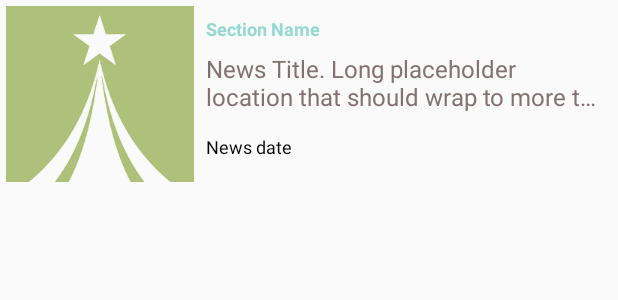
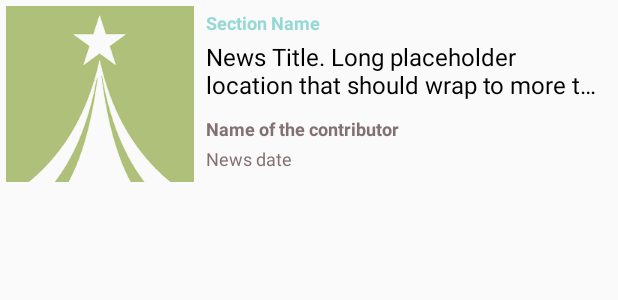
Before and after one commit to Yosolita1978/RankedFeedApp, an Android app: the layout list_items.xml on its own in the app's theme, with its tools: preview values and no code run, on a phone screen of 412 x 824 dp. Shown: the top 300 px of the screen. Run offline under Robolectric (Android 15) with nearby library versions, the phone set to English and light mode, and no system bars.

Commit message:
Grabbing the author name as required. The list shows now 4 items.

```diff
--- a/app/src/main/java/co/yosola/ranked/ArticleAdapter.java
+++ b/app/src/main/java/co/yosola/ranked/ArticleAdapter.java
@@ -33,7 +33,7 @@ public class ArticleAdapter extends ArrayAdapter<Article> {
     public View getView(int position, @Nullable View convertView, @NonNull ViewGroup parent) {
 
         View listItemView = convertView;
-        if (listItemView == null) {
+        if (convertView == null) {
             listItemView = LayoutInflater.from(getContext()).inflate(R.layout.list_items, parent, false);
         }
 
@@ -44,6 +44,9 @@ public class ArticleAdapter extends ArrayAdapter<Article> {
         //Grabbing the section of the Article because I'll use that info for the image
         String articleSection = currentArticle.getSection();
         sectionTextView.setText(articleSection);
+
+        TextView authorTextView = listItemView.findViewById(R.id.contributor_name);
+        authorTextView.setText(currentArticle.getAuthorName());
 
         TextView titleTextView = listItemView.findViewById(R.id.news_title);
         titleTextView.setText(currentArticle.getTitle());
--- a/app/src/main/java/co/yosola/ranked/MainActivity.java
+++ b/app/src/main/java/co/yosola/ranked/MainActivity.java
@@ -23,7 +23,7 @@ public class MainActivity extends AppCompatActivity implements LoaderManager.Loa
     private static final String apiKey = BuildConfig.ApiKey;
 
     // The static url of my HTTP request to The Guardian
-    private static final String URL_REQUEST = "https://content.guardianapis.com/culture/series/ranked?&show-fields=thumbnail&page-size=20&api-key=" + apiKey;
+    private static final String URL_REQUEST = "https://content.guardianapis.com/culture/series/ranked?&show-fields=thumbnail&show-tags=contributor&page-size=20&api-key=" + apiKey;
 
     // The id of the Loader
     private static final int ARTICLE_LOADER_ID = 1;
--- a/app/src/main/res/layout/list_items.xml
+++ b/app/src/main/res/layout/list_items.xml
@@ -17,7 +17,7 @@
         android:layout_width="match_parent"
         android:layout_height="@dimen/list_layout"
         android:orientation="vertical"
-        android:weightSum="3">
+        android:weightSum="4">
 
         <TextView
             android:id="@+id/section_name"
@@ -47,9 +47,25 @@
             android:paddingRight="@dimen/dimen_8dp"
             android:paddingStart="@dimen/dimen_8dp"
             android:textAppearance="?android:textAppearanceMedium"
-            android:textColor="@color/colorAccentLight"
+            android:textColor="@color/textOnPrimary"
             android:textSize="@dimen/font_medium"
             tools:text="@string/news_title" />
+
+        <TextView
+            android:id="@+id/contributor_name"
+            android:layout_width="wrap_content"
+            android:layout_height="wrap_content"
+            android:layout_weight="1"
+            android:gravity="center_vertical"
+            android:paddingEnd="@dimen/dimen_8dp"
+            android:paddingLeft="@dimen/dimen_8dp"
+            android:paddingRight="@dimen/dimen_8dp"
+            android:paddingStart="@dimen/dimen_8dp"
+            android:textAppearance="?android:textAppearanceSmall"
+            android:textColor="@color/colorAccentLight"
+            android:textSize="@dimen/font_small"
+            android:textStyle="bold"
+            tools:text="@string/news_contributor" />
 
         <TextView
             android:id="@+id/news_date"
@@ -61,7 +77,7 @@
             android:paddingRight="@dimen/dimen_8dp"
             android:paddingStart="@dimen/dimen_8dp"
             android:textAppearance="?android:textAppearanceSmall"
-            android:textColor="@color/textOnPrimary"
+            android:textColor="@color/colorAccentLight"
             android:textSize="@dimen/font_small"
             tools:text="@string/news_date" />
 
--- a/app/src/main/res/values/strings.xml
+++ b/app/src/main/res/values/strings.xml
@@ -4,6 +4,7 @@
     <string name="section_name">Section Name</string>
     <string name="news_title">News Title. Long placeholder location that should wrap to more than 2 lines of text</string>
     <string name="news_date">News date</string>
+    <string name="news_contributor">Name of the contributor</string>
 
     <!--Strings for the API to check if the section of the Ranked Article-->
     <string name="film">Film</string>
@@ -11,9 +12,9 @@
     <string name="culture">Culture</string>
 
     <!-- Error message when there is no internet connectivity [CHAR LIMIT=NONE] -->
-    <string name="no_internet_connection">No internet connection.</string>
+    <string name="no_internet_connection">No internet connection found. Please check your WI-FI connection and try it again. </string>
 
     <!-- Error message when there is no ranked articles [CHAR LIMIT=NONE] -->
-    <string name="no_articles">No articles found.</string>
+    <string name="no_articles">Ranked is an entirely subjective countdown of a pop-cultural subject in the news of The Guardian. Unfortunate there are no articles found.  Please come back later and try again. </string>
 
 </resources>
```
Also changed, not shown: app/src/main/java/co/yosola/ranked/Article.java (+7 -1 lines), app/src/main/java/co/yosola/ranked/QueryUtils.java (+7 -2 lines).
